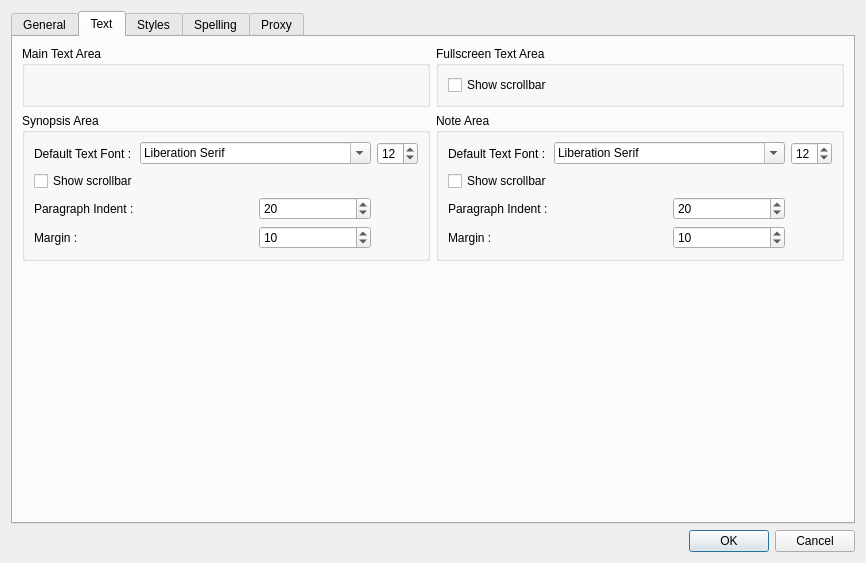
This is src/settingsdialog.ui in inniyah/plume-creator as Qt 5 draws it before an edit. The edited form follows.
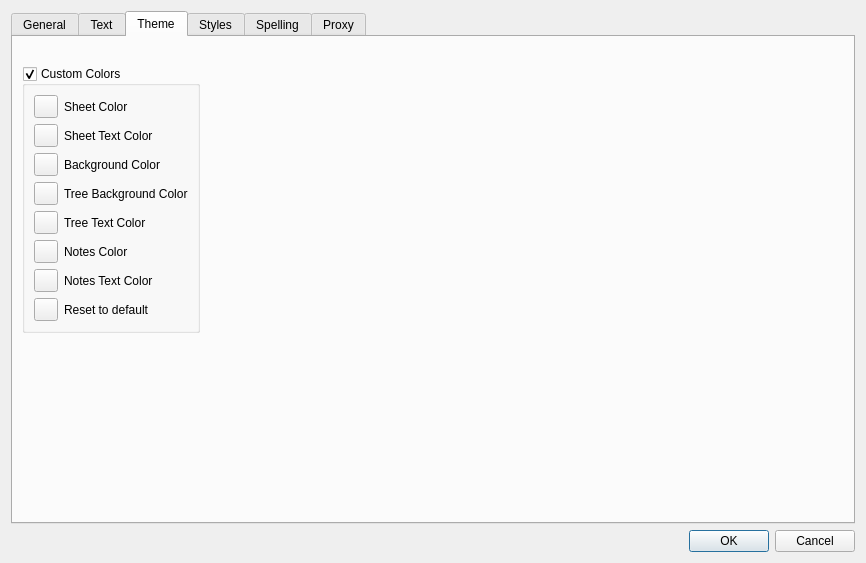
This is the edited form. Icons and pictures are not drawn.

Commit message: added 'theme' tab in settings with custom colors

What changed in the file:
```diff
--- a/src/settingsdialog.ui
+++ b/src/settingsdialog.ui
@@ -34,7 +34,7 @@
    <item row="0" column="0">
     <widget class="QTabWidget" name="tabWidget">
      <property name="currentIndex">
-      <number>1</number>
+      <number>2</number>
      </property>
      <widget class="QWidget" name="generalTab">
       <attribute name="title">
@@ -398,6 +398,198 @@
        </item>
       </layout>
      </widget>
+     <widget class="QWidget" name="themeTab">
+      <attribute name="title">
+       <string>Theme</string>
+      </attribute>
+      <layout class="QGridLayout" name="gridLayout_2">
+       <item row="2" column="0">
+        <spacer name="verticalSpacer_4">
+         <property name="orientation">
+          <enum>Qt::Vertical</enum>
+         </property>
+         <property name="sizeHint" stdset="0">
+          <size>
+           <width>20</width>
+           <height>40</height>
+          </size>
+         </property>
+        </spacer>
+       </item>
+       <item row="0" column="1">
+        <spacer name="horizontalSpacer_7">
+         <property name="orientation">
+          <enum>Qt::Horizontal</enum>
+         </property>
+         <property name="sizeHint" stdset="0">
+          <size>
+           <width>40</width>
+           <height>20</height>
+          </size>
+         </property>
+        </spacer>
+       </item>
+       <item row="1" column="0">
+        <widget class="QGroupBox" name="customColorsBox">
+         <property name="title">
+          <string>Custom Colors</string>
+         </property>
+         <property name="flat">
+          <bool>false</bool>
+         </property>
+         <property name="checkable">
+          <bool>true</bool>
+         </property>
+         <layout class="QHBoxLayout" name="horizontalLayout_6">
+          <property name="spacing">
+           <number>0</number>
+          </property>
+          <property name="leftMargin">
+           <number>0</number>
+          </property>
+          <property name="topMargin">
+           <number>0</number>
+          </property>
+          <property name="rightMargin">
+           <number>0</number>
+          </property>
+          <property name="bottomMargin">
+           <number>0</number>
+          </property>
+          <item>
+           <widget class="QWidget" name="widget" native="true">
+            <layout class="QVBoxLayout" name="verticalLayout_5">
+             <item>
+              <layout class="QFormLayout" name="formLayout_9">
+               <property name="fieldGrowthPolicy">
+                <enum>QFormLayout::AllNonFixedFieldsGrow</enum>
+               </property>
+               <item row="0" column="0">
+                <widget class="QToolButton" name="sheetColorButton">
+                 <property name="text">
+                  <string/>
+                 </property>
+                </widget>
+               </item>
+               <item row="0" column="1">
+                <widget class="QLabel" name="label_20">
+                 <property name="text">
+                  <string>Sheet Color</string>
+                 </property>
+                </widget>
+               </item>
+               <item row="1" column="0">
+                <widget class="QToolButton" name="sheetTextColorButton">
+                 <property name="text">
+                  <string/>
+                 </property>
+                </widget>
+               </item>
+               <item row="1" column="1">
+                <widget class="QLabel" name="label_22">
+                 <property name="text">
+                  <string>Sheet Text Color</string>
+                 </property>
+                </widget>
+               </item>
+               <item row="2" column="0">
+                <widget class="QToolButton" name="backColorButton">
+                 <property name="text">
+                  <string/>
+                 </property>
+                </widget>
+               </item>
+               <item row="2" column="1">
+                <widget class="QLabel" name="label_21">
+                 <property name="text">
+                  <string>Background Color</string>
+                 </property>
+                </widget>
+               </item>
+               <item row="3" column="0">
+                <widget class="QToolButton" name="treeBackColorButton">
+                 <property name="text">
+                  <string/>
+                 </property>
+                </widget>
+               </item>
+               <item row="3" column="1">
+                <widget class="QLabel" name="label_19">
+                 <property name="text">
+                  <string>Tree Background Color</string>
+                 </property>
+                </widget>
+               </item>
+               <item row="4" column="0">
+                <widget class="QToolButton" name="treeTextColorButton">
+                 <property name="text">
+                  <string/>
+                 </property>
+                </widget>
+               </item>
+               <item row="4" column="1">
+                <widget class="QLabel" name="label_5">
+                 <property name="text">
+                  <string>Tree Text Color</string>
+                 </property>
+                </widget>
+               </item>
+               <item row="5" column="0">
+                <widget class="QToolButton" name="notesColorButton">
+                 <property name="text">
+                  <string/>
+                 </property>
+                </widget>
+               </item>
+               <item row="5" column="1">
+                <widget class="QLabel" name="label_23">
+                 <property name="text">
+                  <string>Notes Color</string>
+                 </property>
+                </widget>
+               </item>
+               <item row="6" column="0">
+                <widget class="QToolButton" name="notesTextColorButton">
+                 <property name="text">
+                  <string/>
+                 </property>
+                </widget>
+               </item>
+               <item row="6" column="1">
+                <widget class="QLabel" name="label_24">
+                 <property name="text">
+                  <string>Notes Text Color</string>
+                 </property>
+                </widget>
+               </item>
+               <item row="7" column="0">
+                <widget class="QToolButton" name="resetColorsButton">
+                 <property name="text">
+                  <string/>
+                 </property>
+                 <property name="icon">
+                  <iconset resource="pics.qrc">
+                   <normaloff>:/pics/edit-undo.png</normaloff>:/pics/edit-undo.png</iconset>
+                 </property>
+                </widget>
+               </item>
+               <item row="7" column="1">
+                <widget class="QLabel" name="label_25">
+                 <property name="text">
+                  <string>Reset to default</string>
+                 </property>
+                </widget>
+               </item>
+              </layout>
+             </item>
+            </layout>
+           </widget>
+          </item>
+         </layout>
+        </widget>
+       </item>
+      </layout>
+     </widget>
      <widget class="QWidget" name="stylesTab">
       <attribute name="title">
        <string>Styles</string>
```
Left out of the diff: 16 changed lines with no effect on the pictures. The commit also changes 22 other files.
